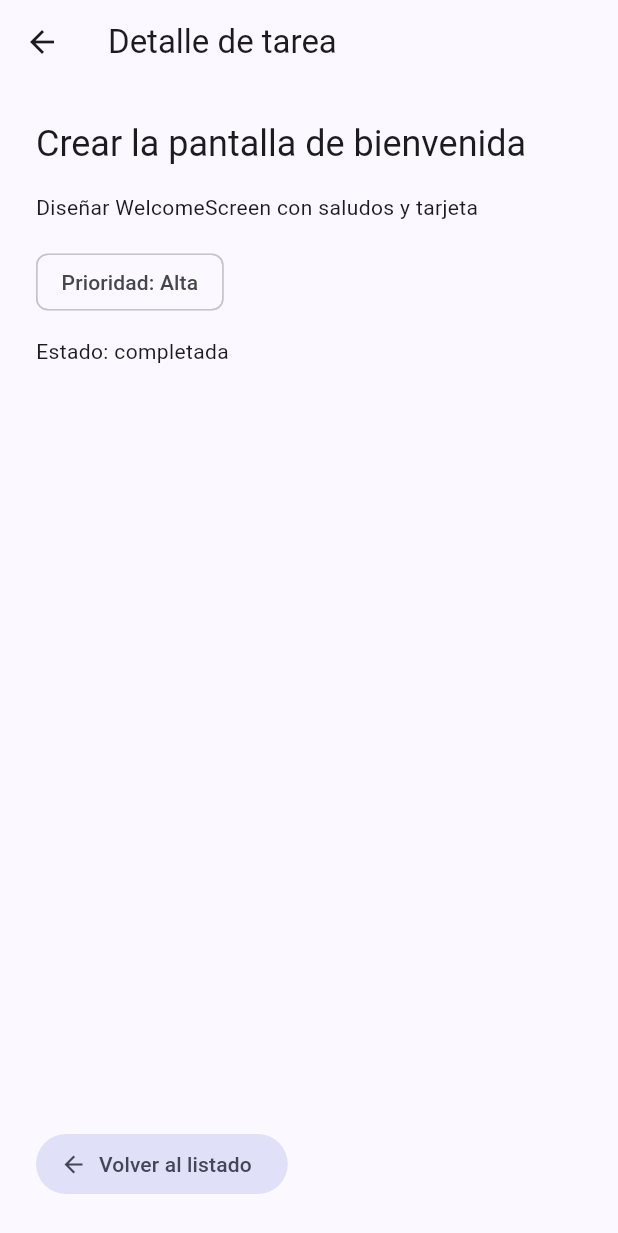
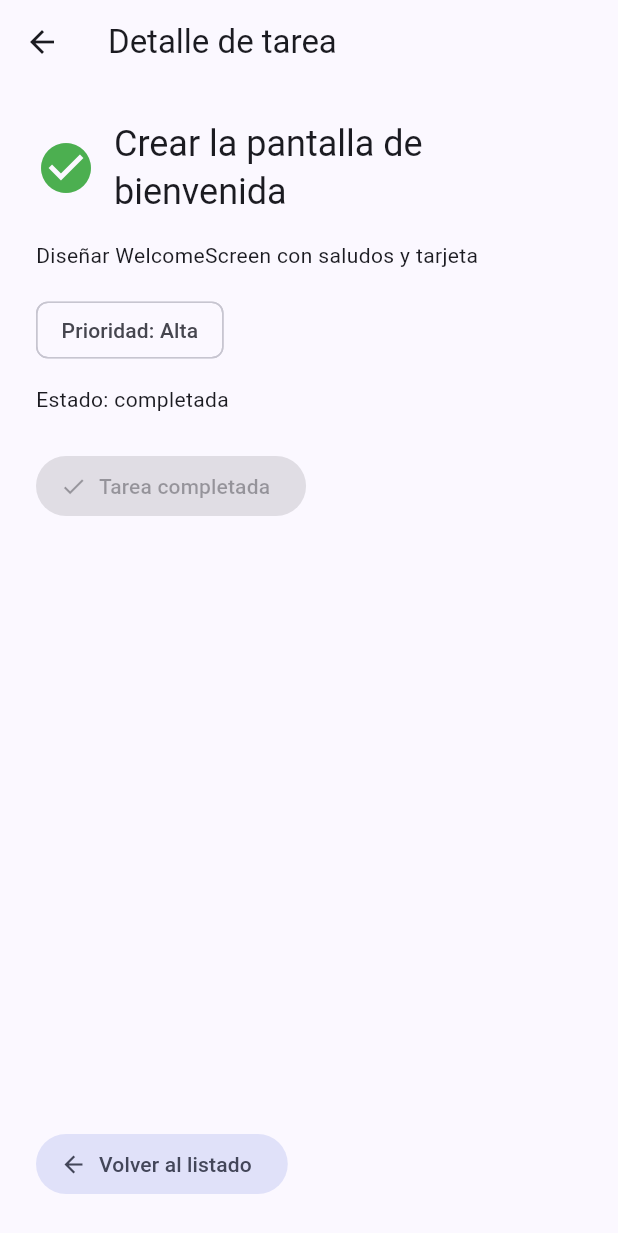
Before and after one commit to DumarMatamoros/CursoFlutter, a Flutter app: the screen it shows after launch, after a tap on "Crear la pantalla de bienvenida", on a phone screen of 412 x 824 dp. Shown: the top 1233 px of the screen. Run offline on Flutter 3.47's test engine with Material 3 defaults, Android fonts, the phone set to English and light mode, and no system bars; our stand-ins replace go_router.

```diff
--- a/lib/main.dart
+++ b/lib/main.dart
@@ -237,13 +237,44 @@ class TaskDetailScreen extends StatelessWidget {
         child: Column(
           crossAxisAlignment: CrossAxisAlignment.start,
           children: [
-            Text(task.title, style: Theme.of(context).textTheme.headlineSmall),
+            Row(
+              children: [
+                Icon(
+                  task.isCompleted ? Icons.check_circle : Icons.pending_actions,
+                  size: 40,
+                  color: task.isCompleted ? Colors.green : Colors.orange,
+                ),
+                const SizedBox(width: 12),
+                Expanded(
+                  child: Text(
+                    task.title,
+                    style: Theme.of(context).textTheme.headlineSmall,
+                  ),
+                ),
+              ],
+            ),
             const SizedBox(height: 16),
             Text(task.description),
             const SizedBox(height: 16),
             Chip(label: Text('Prioridad: ${task.priority}')),
             const SizedBox(height: 12),
             Text(task.isCompleted ? 'Estado: completada' : 'Estado: pendiente'),
+            const SizedBox(height: 24),
+            FilledButton.icon(
+              onPressed: task.isCompleted
+                  ? null
+                  : () => ScaffoldMessenger.of(context).showSnackBar(
+                      const SnackBar(
+                        content: Text('Tarea marcada como completada'),
+                      ),
+                    ),
+              icon: Icon(task.isCompleted ? Icons.check : Icons.done),
+              label: Text(
+                task.isCompleted
+                    ? 'Tarea completada'
+                    : 'Marcar como completada',
+              ),
+            ),
             const Spacer(),
             FilledButton.tonalIcon(
               onPressed: () => context.pop(),
```
